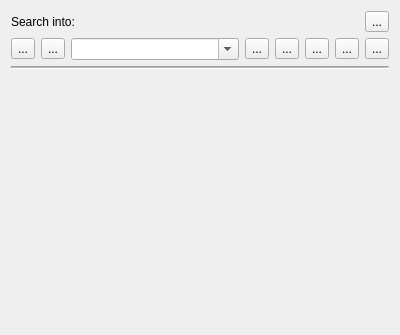
Old version of the form src/globalsearch/gsui/ui/gs_main.ui in the repository eyosido/GlobalSearch.
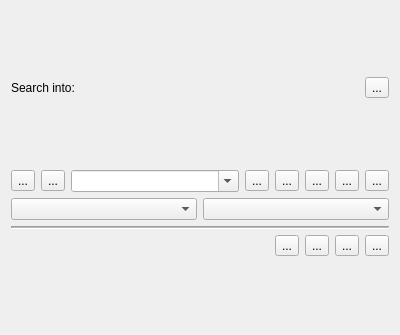
New version of the form.

Diff of the .ui file:
```diff
--- a/src/globalsearch/gsui/ui/gs_main.ui
+++ b/src/globalsearch/gsui/ui/gs_main.ui
@@ -124,6 +124,42 @@
        </item>
       </layout>
      </item>
+     <item>
+        <layout class="QHBoxLayout" name="hl_search_type">
+            <item>
+                <widget class="QComboBox" name="cb_graph_node_type">
+                    <property name="toolTip">
+                       <string>Filters by graph node type</string>
+                    </property>
+                    <property name="editable">
+                        <bool>false</bool>
+                    </property>
+                    <property name="insertPolicy">
+                        <enum>QComboBox::NoInsert</enum>
+                    </property>
+                    <property name="frame">
+                        <bool>true</bool>
+                    </property>
+                </widget>
+            </item>
+            <item>
+                <widget class="QComboBox" name="cb_fct_node_type">
+                    <property name="toolTip">
+                       <string>Filters by function node type</string>
+                    </property>
+                    <property name="editable">
+                        <bool>false</bool>
+                    </property>
+                    <property name="insertPolicy">
+                        <enum>QComboBox::NoInsert</enum>
+                    </property>
+                    <property name="frame">
+                        <bool>true</bool>
+                    </property>
+                </widget>
+            </item>
+        </layout>
+     </item>
      <item>
       <widget class="Line" name="line">
        <property name="frameShadow">
@@ -141,14 +177,58 @@
       </widget>
      </item>
      <item>
-      <widget class="QLabel" name="l_status">
-       <property name="frameShape">
-        <enum>QFrame::NoFrame</enum>
-       </property>
-       <property name="text">
-        <string>&lt;status&gt;</string>
-       </property>
-      </widget>
+        <layout class="QHBoxLayout" name="hl_found">
+            <item>
+                <widget class="QLabel" name="l_status">
+                    <property name="frameShape">
+                        <enum>QFrame::NoFrame</enum>
+                    </property>
+                    <property name="text">
+                        <string>&lt;status&gt;</string>
+                    </property>
+                </widget>
+            </item>
+            <item>
+                <widget class="QToolButton" name="btn_prev_sr">
+                    <property name="toolTip">
+                        <string>Previous Search Result</string>
+                    </property>
+                    <property name="text">
+                        <string>...</string>
+                    </property>
+                </widget>
+            </item>
+            <item>
+                <widget class="QToolButton" name="btn_next_sr">
+                    <property name="toolTip">
+                        <string>Next Search Result</string>
+                    </property>
+                    <property name="text">
+                        <string>...</string>
+                    </property>
+                </widget>
+            </item>
+            <item>
+                <widget class="QToolButton" name="btn_focus_sr">
+                    <property name="toolTip">
+                        <string>Open/show in Graph View the previous/next search result</string>
+                    </property>
+                    <property name="text">
+                        <string>...</string>
+                    </property>
+                </widget>
+            </item>
+            <item>
+                <widget class="QToolButton" name="btn_save_sr">
+                    <property name="toolTip">
+                        <string>Save search result to file</string>
+                    </property>
+                    <property name="text">
+                        <string>...</string>
+                    </property>
+                </widget>
+            </item>
+        </layout>
      </item>
     </layout>
    </item>
```
